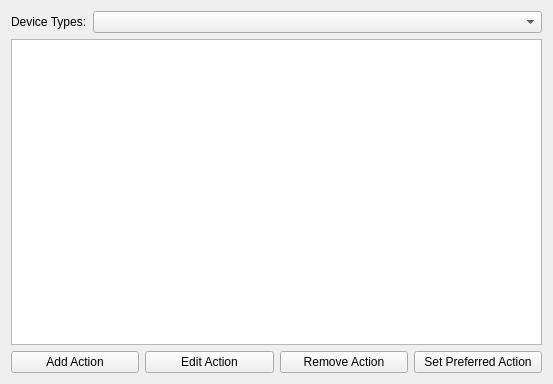
Old version of the form solid/solid-actions-kcm/solid-actions-config.ui in the repository RJVB/kdm5.prev.
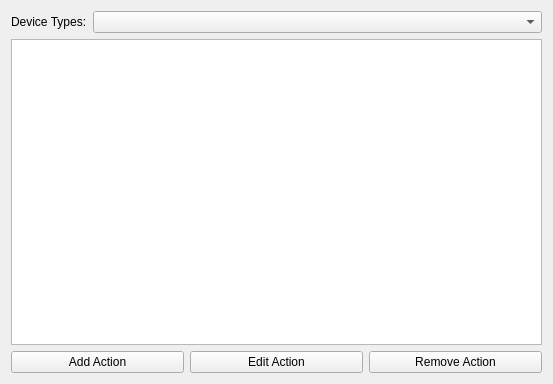
New version of the form. Custom widgets are drawn as their Qt base class.

Commit message: remove unimplementable Prefer action functionality

What changed in the file:
```diff
--- a/solid/solid-actions-kcm/solid-actions-config.ui
+++ b/solid/solid-actions-kcm/solid-actions-config.ui
@@ -56,13 +56,6 @@
        </property>
       </widget>
      </item>
-     <item row="0" column="3" >
-      <widget class="KPushButton" name="PbDefaultAction" >
-       <property name="text" >
-        <string>Set Preferred Action</string>
-       </property>
-      </widget>
-     </item>
     </layout>
    </item>
   </layout>
```
The commit also changes 4 other files.
